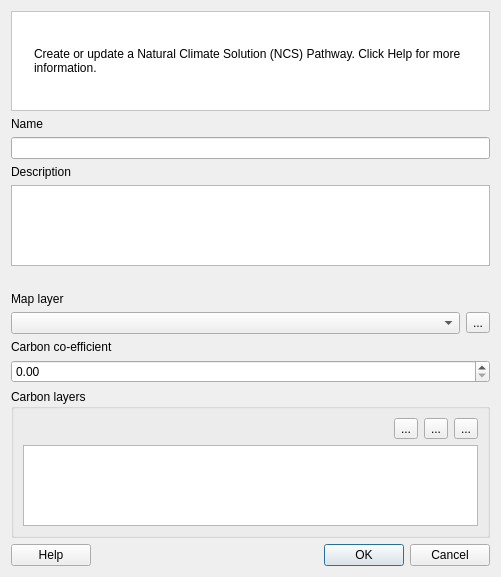
Before: the Qt Designer form src/cplus_plugin/ui/ncs_pathway_editor_dialog.ui in ConservationInternational/cplus-plugin, drawn with Qt 5.
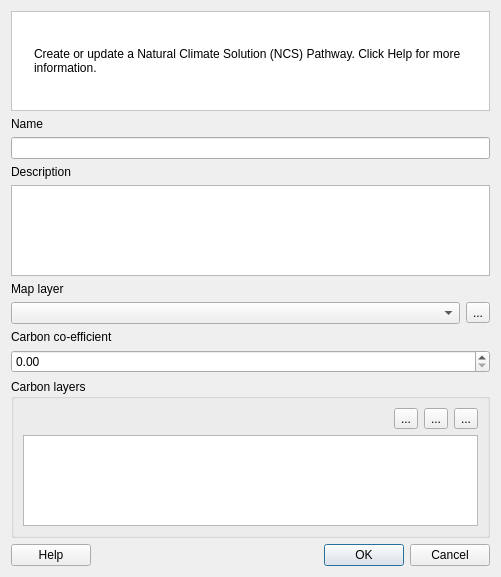
After: the same form once the commit is applied. Custom widgets are drawn as their Qt base class.

The edit to the form file:
```diff
--- a/src/cplus_plugin/ui/ncs_pathway_editor_dialog.ui
+++ b/src/cplus_plugin/ui/ncs_pathway_editor_dialog.ui
@@ -94,6 +94,9 @@
      </layout>
     </widget>
    </item>
+   <item row="1" column="0" colspan="4">
+    <layout class="QVBoxLayout" name="vl_notification"/>
+   </item>
    <item row="2" column="0" colspan="4">
     <widget class="QLabel" name="label">
      <property name="text">
@@ -101,10 +104,10 @@
      </property>
     </widget>
    </item>
-   <item row="8" column="0" colspan="3">
+   <item row="7" column="0" colspan="3">
     <widget class="QgsMapLayerComboBox" name="cbo_layer"/>
    </item>
-   <item row="11" column="0" colspan="4">
+   <item row="10" column="0" colspan="4">
     <widget class="QgsCollapsibleGroupBox" name="mGroupBox">
      <property name="title">
       <string>Carbon layers</string>
@@ -182,7 +185,7 @@
      </property>
     </widget>
    </item>
-   <item row="12" column="2" colspan="2">
+   <item row="11" column="2" colspan="2">
     <widget class="QDialogButtonBox" name="buttonBox">
      <property name="orientation">
       <enum>Qt::Horizontal</enum>
@@ -192,14 +195,14 @@
      </property>
     </widget>
    </item>
-   <item row="7" column="0" colspan="4">
+   <item row="6" column="0" colspan="4">
     <widget class="QLabel" name="label_4">
      <property name="text">
       <string>Map layer</string>
      </property>
     </widget>
    </item>
-   <item row="9" column="0" colspan="4">
+   <item row="8" column="0" colspan="4">
     <widget class="QLabel" name="label_3">
      <property name="text">
       <string>Carbon co-efficient</string>
@@ -213,7 +216,7 @@
      </property>
     </widget>
    </item>
-   <item row="8" column="3">
+   <item row="7" column="3">
     <widget class="QToolButton" name="btn_add_layer">
      <property name="text">
       <string>...</string>
@@ -223,14 +226,14 @@
    <item row="5" column="0" colspan="4">
     <widget class="QPlainTextEdit" name="txt_description"/>
    </item>
-   <item row="12" column="0">
+   <item row="11" column="0">
     <widget class="QPushButton" name="btn_help">
      <property name="text">
       <string>Help</string>
      </property>
     </widget>
    </item>
-   <item row="12" column="1">
+   <item row="11" column="1">
     <spacer name="horizontalSpacer">
      <property name="orientation">
       <enum>Qt::Horizontal</enum>
@@ -243,7 +246,7 @@
      </property>
     </spacer>
    </item>
-   <item row="10" column="0" colspan="4">
+   <item row="9" column="0" colspan="4">
     <widget class="QDoubleSpinBox" name="sb_carbon_coefficient">
      <property name="maximum">
       <double>1.000000000000000</double>
@@ -253,16 +256,6 @@
      </property>
     </widget>
    </item>
-   <item row="6" column="0" colspan="4">
-    <widget class="QLabel" name="txt_max_description">
-     <property name="text">
-      <string/>
-     </property>
-    </widget>
-   </item>
-   <item row="1" column="0" colspan="4">
-    <layout class="QVBoxLayout" name="vl_notification"/>
-   </item>
   </layout>
  </widget>
  <customwidgets>
```
Left out of the diff: 13 changed lines with no effect on the pictures.
